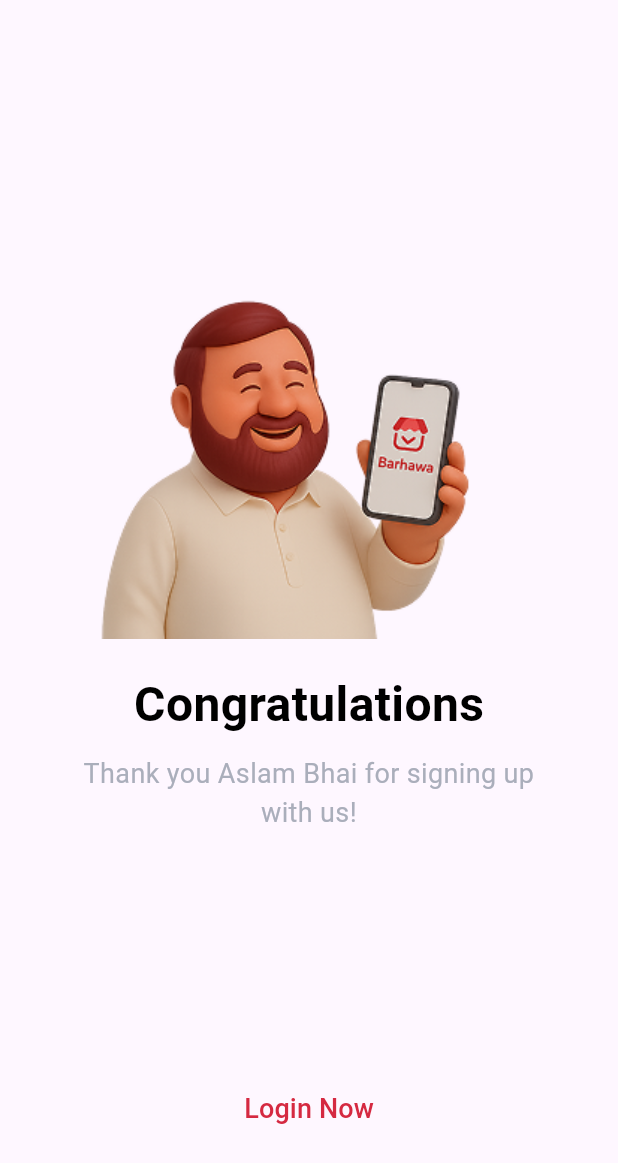
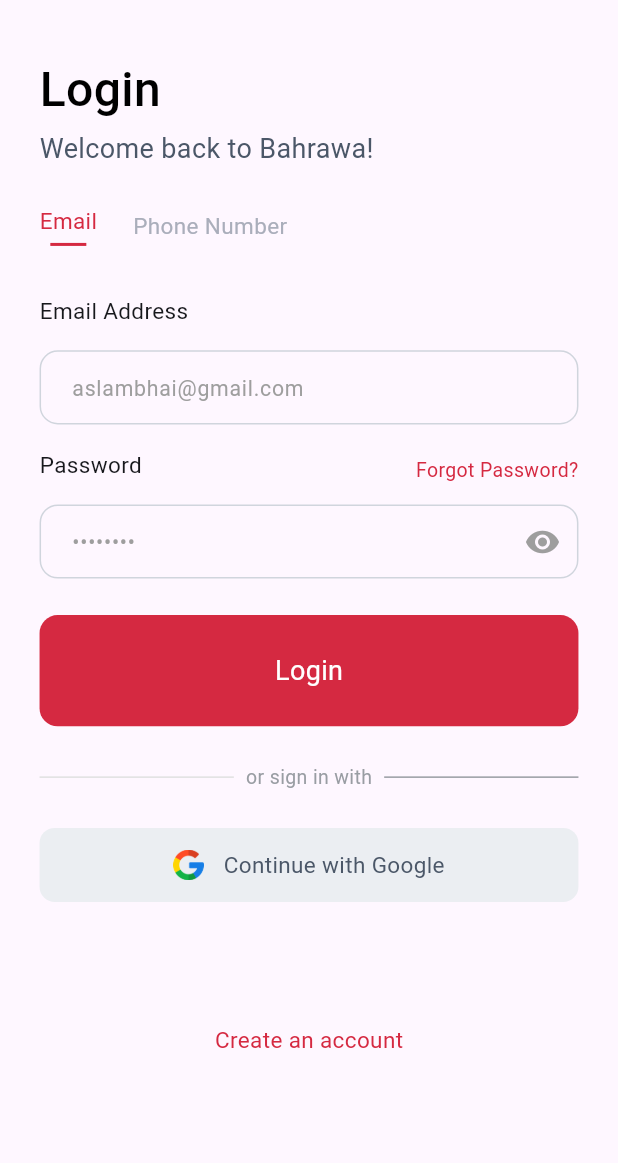
Before and after one commit to moazzam-samoo/barhawa_app, a Flutter app: the GetStartedScreen screen opened by its route, after a tap on "Login", on a phone screen of 412 x 824 dp. Shown: the top 1163 px of the screen. Run offline on Flutter 3.47's test engine with Material 3 defaults, Android fonts, the phone set to English and light mode, and no system bars; our stand-ins replace dotted_border, firebase_core, flutter_easyloading, flutter_screenutil, get, image_picker and 1 more; accounts and stored records are empty; Roboto replaces fonts that are missing (Poppins-Regular, Poppins-SemiBold).

Commit message:
Created Login and create Account Screen, also added the getx, controllers of both screens.

```diff
--- /dev/null
+++ b/lib/auth/authentication_screens/login_screen/email_and_phone_screen.dart
@@ -0,0 +1,290 @@
+// Import necessary packages and project files
+import 'package:barhawa_app/services/getx/controllers/auth_controllers/login_controller.dart';
+import 'package:barhawa_app/utils/app_text_styles.dart';
+import 'package:barhawa_app/utils/colors.dart';
+import 'package:barhawa_app/utils/routes.dart';
+import 'package:barhawa_app/widgets/global/label_text.dart';
+import 'package:barhawa_app/widgets/global/primary_button.dart';
+import 'package:barhawa_app/widgets/global/textField.dart';
+import 'package:flutter/material.dart';
+import 'package:flutter_screenutil/flutter_screenutil.dart';
+import 'package:get/get.dart';
+import 'package:intl_phone_field/intl_phone_field.dart';
+
+// Login screen for user authentication
+class LoginScreen extends StatelessWidget {
+  // Create and bind LoginController using GetX
+  final LoginController controller = Get.put(LoginController());
+
+  LoginScreen({super.key});
+
+  @override
+  Widget build(BuildContext context) {
+    return Scaffold(
+      // SafeArea to avoid UI under system UI elements
+      body: SafeArea(
+        child: GestureDetector(
+          behavior: HitTestBehavior.opaque,
+          onTap: () => FocusScope.of(context).unfocus(), // Dismiss keyboard
+          child: Padding(
+            padding: EdgeInsets.symmetric(horizontal: 24.w),
+            child: SingleChildScrollView(
+              child: Obx(() {
+                return Column(
+                  crossAxisAlignment: CrossAxisAlignment.start,
+                  children: [
+                    SizedBox(height: 36.h),
+
+                    // ---------- Screen Title ----------
+                    Text(
+                      "Login",
+                      style: AppTextStyles.h1.copyWith(
+                        fontWeight: FontWeight.w500,
+                      ),
+                    ),
+                    SizedBox(height: 4.h),
+
+                    // ---------- Subtitle ----------
+                    Text(
+                      "Welcome back to Bahrawa!",
+                      style: AppTextStyles.description.copyWith(
+                        color: AppColors.greyText,
+                      ),
+                    ),
+                    SizedBox(height: 24.h),
+
+                    // ---------- Tab Switch between Email & Phone ----------
+                    Row(
+                      children: [
+                        // Email Tab
+                        GestureDetector(
+                          onTap: () => controller.toggleTab(LoginTab.email),
+                          child: Column(
+                            children: [
+                              Text(
+                                "Email",
+                                style: AppTextStyles.bodyLarge.copyWith(
+                                  color:
+                                      controller.selectedTab.value ==
+                                          LoginTab.email
+                                      ? AppColors.primary
+                                      : AppColors.secondaryText,
+                                ),
+                              ),
+                              // Underline for selected tab
+                              if (controller.selectedTab.value ==
+                                  LoginTab.email)
+                                Container(
+                                  height: 2,
+                                  width: 24,
+                                  margin: EdgeInsets.only(top: 4),
+                                  color: AppColors.primary,
+                                ),
+                            ],
+                          ),
+                        ),
+                        SizedBox(width: 24),
+
+                        // Phone Tab
+                        GestureDetector(
+                          onTap: () => controller.toggleTab(LoginTab.phone),
+                          child: Column(
+                            children: [
+                              Text(
+                                "Phone Number",
+                                style: AppTextStyles.bodyLarge.copyWith(
+                                  color:
+                                      controller.selectedTab.value ==
+                                          LoginTab.phone
+                                      ? AppColors.primary
+                                      : AppColors.secondaryText,
+                                ),
+                              ),
+                              if (controller.selectedTab.value ==
+                                  LoginTab.phone)
+                                Container(
+                                  height: 2,
+                                  width: 24,
+                                  margin: EdgeInsets.only(top: 4),
+                                  color: AppColors.primary,
+                                ),
+                            ],
+                          ),
+                        ),
+                      ],
+                    ),
+
+                    SizedBox(height: 32.h),
+
+                    // ---------- Conditional Field Input ----------
+                    if (controller.selectedTab.value == LoginTab.email) ...[
+                      // Email Field
+                      LabelText(text: "Email Address"),
+                      SizedBox(height: 8.h),
+                      CustomTextField(
+                        hintText: "aslambhai@gmail.com",
+                        controller: controller.emailController,
+                        keyboardType: TextInputType.emailAddress,
+                      ),
+                    ] else ...[
+                      // Phone Number Field
+                      Text("Phone number", style: AppTextStyles.bodyMedium),
+                      SizedBox(height: 8.h),
+                      IntlPhoneField(
+                        controller: controller.phoneController,
+                        decoration: InputDecoration(
+                          hintText: "Phone number",
+                          enabledBorder: OutlineInputBorder(
+                            borderRadius: BorderRadius.circular(12.r),
+                            borderSide: const BorderSide(
+                              color: Color(0xffD0D5DD),
+                            ),
+                          ),
+                          border: OutlineInputBorder(
+                            borderRadius: BorderRadius.circular(12.r),
+                            borderSide: BorderSide(color: Colors.grey.shade200),
+                          ),
+                          focusedBorder: OutlineInputBorder(
+                            borderRadius: BorderRadius.circular(12.r),
+                            borderSide: const BorderSide(
+                              color: AppColors.primary,
+                            ),
+                          ),
+                        ),
+                        initialCountryCode: 'PK',
+                        onChanged: (phone) {}, // Optional callback
+                      ),
+                    ],
+
+                    SizedBox(height: 16.h),
+
+                    // ---------- Password Input with Toggle ----------
+                    Row(
+                      mainAxisAlignment: MainAxisAlignment.spaceBetween,
+                      children: [
+                        LabelText(text: "Password"),
+                        GestureDetector(
+                          onTap: () {
+                            // TODO: Add forgot password functionality
+                          },
+                          child: Text(
+                            "Forgot Password?",
+                            style: AppTextStyles.bodyMedium.copyWith(
+                              color: AppColors.primary,
+                            ),
+                          ),
+                        ),
+                      ],
+                    ),
+                    SizedBox(height: 8.h),
+
+                    // Reactive Password Field with Obscure Toggle
+                    Obx(() {
+                      return CustomTextField(
+                        hintText: "••••••••",
+                        controller: controller.passwordController,
+                        isEnabled: true,
+                        keyboardType: TextInputType.visiblePassword,
+                        maxLines: 1,
+                        obscureText: !controller.isPasswordVisible.value,
+                        suffixIcon: IconButton(
+                          icon: Icon(
+                            controller.isPasswordVisible.value
+                                ? Icons.visibility_off
+                                : Icons.visibility,
+                            color: Colors.grey,
+                          ),
+                          onPressed: controller.togglePasswordVisibility,
+                        ),
+                      );
+                    }),
+
+                    SizedBox(height: 24.h),
+
+                    // ---------- Login Button ----------
+                    CustomPrimaryButton(
+                      text: "Login",
+                      color: AppColors.primary,
+                      onTap: () {
+                        // TODO: Add login logic here
+                      },
+                    ),
+                    SizedBox(height: 24.h),
+
+                    // ---------- Divider with Text ----------
+                    Row(
+                      children: [
+                        Expanded(child: Divider(color: Colors.grey.shade300)),
+                        Padding(
+                          padding: EdgeInsets.symmetric(horizontal: 8),
+                          child: Text(
+                            "or sign in with",
+                            style: AppTextStyles.bodyMedium.copyWith(
+                              color: Color(0xff999DA3),
+                            ),
+                          ),
+                        ),
+                        Expanded(child: Divider(color: Color(0xff999DA3))),
+                      ],
+                    ),
+
+                    SizedBox(height: 24.h),
+
+                    // ---------- Google Sign-in ----------
+                    GestureDetector(
+                      onTap: () {
+                        // TODO: Implement Google sign-in
+                      },
+                      child: Container(
+                        width: double.infinity,
+                        padding: EdgeInsets.symmetric(vertical: 14.h),
+                        decoration: BoxDecoration(
+                          borderRadius: BorderRadius.circular(10.r),
+                          color: AppColors.containers,
+                        ),
+                        child: Row(
+                          mainAxisAlignment: MainAxisAlignment.center,
+                          children: [
+                            Image.asset(
+                              "assets/icons/google.png",
+                              height: 20.h,
+                            ),
+                            SizedBox(width: 12.w),
+                            Text(
+                              "Continue with Google",
+                              style: AppTextStyles.bodyLarge.copyWith(
+                                color: AppColors.greyText,
+                              ),
+                            ),
+                          ],
+                        ),
+                      ),
+                    ),
+
+                    SizedBox(height: 80.h),
+
+                    // ---------- Navigate to Create Account ----------
+                    Center(
+                      child: GestureDetector(
+                        onTap: () {
+                          Get.toNamed(AppRoutes.getCreateAccountScreen());
+                        },
+                        child: Text(
+                          "Create an account",
+                          style: AppTextStyles.bodyLarge.copyWith(
+                            color: AppColors.primary,
+                          ),
+                        ),
+                      ),
+                    ),
+                    SizedBox(height: 20.h),
+                  ],
+                );
+              }),
+            ),
+          ),
+        ),
+      ),
+    );
+  }
+}
--- a/lib/auth/onboarding/getstarted_screen.dart
+++ b/lib/auth/onboarding/getstarted_screen.dart
@@ -25,9 +25,7 @@ class GetStartedScreen extends StatelessWidget {
 
           // 🔽 Semi-transparent black overlay
           Positioned.fill(
-            child: Container(
-              color: Colors.black.withOpacity(0.55),
-            ),
+            child: Container(color: Colors.black.withOpacity(0.55)),
           ),
 
           // 🔽 Main Text Section (Top)
@@ -87,7 +85,7 @@ class GetStartedScreen extends StatelessWidget {
                 CustomPrimaryButton(
                   text: "Login",
                   onTap: () {
-                    Get.toNamed(AppRoutes.getCongratulationScreen());
+                    Get.toNamed(AppRoutes.getLoginScreen());
                   },
                   color: AppColors.primary,
                 ),
@@ -100,7 +98,7 @@ class GetStartedScreen extends StatelessWidget {
                   color: Colors.white,
                   textColor: Colors.white,
                   onTap: () {
-                    // TODO: Navigate to signup screen
+                   Get.toNamed(AppRoutes.getCreateAccountScreen());
                   },
                 ),
               ],
--- a/lib/auth/onboarding/onboarding_screen.dart
+++ b/lib/auth/onboarding/onboarding_screen.dart
@@ -65,11 +65,11 @@ class OnboardingScreen extends StatelessWidget {
 
                 // Page Indicator Dots
                 Obx(
-                      () => Row(
+                  () => Row(
                     mainAxisAlignment: MainAxisAlignment.center,
                     children: List.generate(
                       controller.onboardingPages.length,
-                          (dotIndex) => AnimatedContainer(
+                      (dotIndex) => AnimatedContainer(
                         duration: const Duration(milliseconds: 300),
                         margin: EdgeInsets.symmetric(horizontal: 4.w),
                         height: 6.h,
@@ -90,7 +90,7 @@ class OnboardingScreen extends StatelessWidget {
                 // Primary Button: Skip to Get Started
                 CustomPrimaryButton(
                   text: "Get's Started",
-                  onTap: () => Get.offNamed(AppRoutes.getGetStartedRoute()),
+                  onTap: () => Get.offAllNamed(AppRoutes.getGetStartedRoute()),
                 ),
 
                 SizedBox(height: 12.h),
--- /dev/null
+++ b/lib/services/getx/controllers/auth_controllers/login_controller.dart
@@ -0,0 +1,23 @@
+import 'package:flutter/material.dart';
+import 'package:get/get.dart';
+
+enum LoginTab { email, phone }
+
+class LoginController extends GetxController {
+  Rx<LoginTab> selectedTab = LoginTab.email.obs;
+
+  // Fields
+  final emailController = TextEditingController();
+  final phoneController = TextEditingController();
+  final passwordController = TextEditingController();
+
+  RxBool isPasswordVisible = false.obs;
+
+  void toggleTab(LoginTab tab) {
+    selectedTab.value = tab;
+  }
+
+  void togglePasswordVisibility() {
+    isPasswordVisible.value = !isPasswordVisible.value;
+  }
+}
--- a/lib/services/getx/controllers/onboarding_controller.dart
+++ b/lib/services/getx/controllers/onboarding_controller.dart
@@ -31,4 +31,5 @@ class OnboardingController {
       "Explore the class you want, study the class section, and join to start learning.",
     ),
   ];
+
 }
--- a/lib/utils/routes.dart
+++ b/lib/utils/routes.dart
@@ -1,9 +1,11 @@
+import 'package:barhawa_app/auth/authentication_screens/create_account_screen/create_account_screen.dart';
 import 'package:barhawa_app/auth/onboarding/getstarted_screen.dart';
 import 'package:barhawa_app/auth/onboarding/onboarding_screen.dart';
 import 'package:barhawa_app/auth/onboarding/user_confirmation_screen.dart';
 import 'package:barhawa_app/pages/screens/congratulation_screen.dart';
 import 'package:barhawa_app/pages/screens/shop_details_confirmation/shop_detail_confirmation.dart';
 import 'package:get/get_navigation/src/routes/get_route.dart';
+import '../auth/authentication_screens/login_screen/email_and_phone_screen.dart';
 import '../auth/splash_screen.dart';
 import '../pages/screens/shop_creation/shop_creation_screen.dart';
 
@@ -13,6 +15,8 @@ class AppRoutes {
   // Route name constants
   static String splash = "/";
   static String onboarding = "/onboarding";
+  static String loginScreen = "/loginScreen";
+  static String createAccountScreen = "/createAccountScreen";
   static String userConfirmation = "/userConfirmation";
   static String getStarted = "/getStarted";
   static String congratulationScreen = "/congratulationScreen";
@@ -22,6 +26,8 @@ class AppRoutes {
   // Helper methods to get route strings
   static String getSplashRoute() => splash;
   static String getOnboardingRoute() => onboarding;
+  static String getLoginScreen() => loginScreen;
+  static String getCreateAccountScreen() => createAccountScreen;
   static String getUserConfirmationRoute() => userConfirmation;
   static String getGetStartedRoute() => getStarted;
   static String getCongratulationScreen() => congratulationScreen;
@@ -40,6 +46,10 @@ class AppRoutes {
     // User confirmation screen route
     GetPage(name: userConfirmation, page: () => UserConfirmationScreen()),
 
+    GetPage(name: loginScreen, page: () => LoginScreen()),
+
+    GetPage(name: createAccountScreen, page: () => CreateAccountScreen()),
+
     // Get started screen route
     GetPage(name: getStarted, page: () => GetStartedScreen()),
 
@@ -51,6 +61,5 @@ class AppRoutes {
 
     // Shop details screen route
     GetPage(name: shopDetails, page: () => ShopDetailConfirmation()),
-
   ];
 }
--- a/lib/widgets/global/textField.dart
+++ b/lib/widgets/global/textField.dart
@@ -1,6 +1,6 @@
 import 'package:flutter/material.dart';
 import 'package:flutter_screenutil/flutter_screenutil.dart';
-import 'package:barhawa_app/utils/colors.dart'; // Make sure to import your AppColors
+import 'package:barhawa_app/utils/colors.dart';
 
 class CustomTextField extends StatelessWidget {
   final String hintText;
@@ -8,6 +8,8 @@ class CustomTextField extends StatelessWidget {
   final TextInputType keyboardType;
   final bool isEnabled;
   final int maxLines;
+  final bool obscureText;
+  final Widget? suffixIcon;
 
   const CustomTextField({
     super.key,
@@ -16,6 +18,8 @@ class CustomTextField extends StatelessWidget {
     this.keyboardType = TextInputType.text,
     this.isEnabled = true,
     this.maxLines = 1,
+    this.obscureText = false, // 🔧 Optional by default
+    this.suffixIcon,          // 🔧 Optional
   });
 
   @override
@@ -24,19 +28,21 @@ class CustomTextField extends StatelessWidget {
       controller: controller,
       enabled: isEnabled,
       keyboardType: keyboardType,
-      maxLines: maxLines,
+      maxLines: obscureText ? 1 : maxLines, // maxLines must be 1 for obscured text
+      obscureText: obscureText,
       style: TextStyle(fontSize: 14.sp, color: Colors.black),
       decoration: InputDecoration(
         contentPadding: EdgeInsets.symmetric(horizontal: 16.w, vertical: 14.h),
         hintText: hintText,
         hintStyle: TextStyle(color: Colors.grey, fontSize: 14.sp),
+        suffixIcon: suffixIcon, // ✅ Only shows if provided
         enabledBorder: OutlineInputBorder(
           borderRadius: BorderRadius.circular(12.r),
           borderSide: const BorderSide(color: Color(0xffD0D5DD)),
         ),
         focusedBorder: OutlineInputBorder(
           borderRadius: BorderRadius.circular(12.r),
-          borderSide: const BorderSide(color: AppColors.primary), // 🔥 Your primary color here
+          borderSide: const BorderSide(color: AppColors.primary),
         ),
         disabledBorder: OutlineInputBorder(
           borderRadius: BorderRadius.circular(12.r),
--- a/pubspec.yaml
+++ b/pubspec.yaml
@@ -22,6 +22,7 @@ dependencies:
   firebase_core: ^3.15.1
   firebase_auth: ^5.6.2
   flutter_easyloading: ^3.0.5
+  intl_phone_field: ^3.2.0
   fluttertoast: ^8.2.12
   google_sign_in: ^6.2.1
   dotted_border: ^2.0.0+3
```
Also changed, not shown: lib/auth/authentication_screens/create_account_screen/create_account_screen.dart (added, +186 -0 lines), lib/auth/onboarding/user_confirmation_screen.dart (+6 -1 lines), lib/main.dart (+7 -6 lines), lib/services/getx/controllers/auth_controllers/create_account_controller.dart (added, +14 -0 lines), assets/icons/google.png (added), pubspec.lock.
